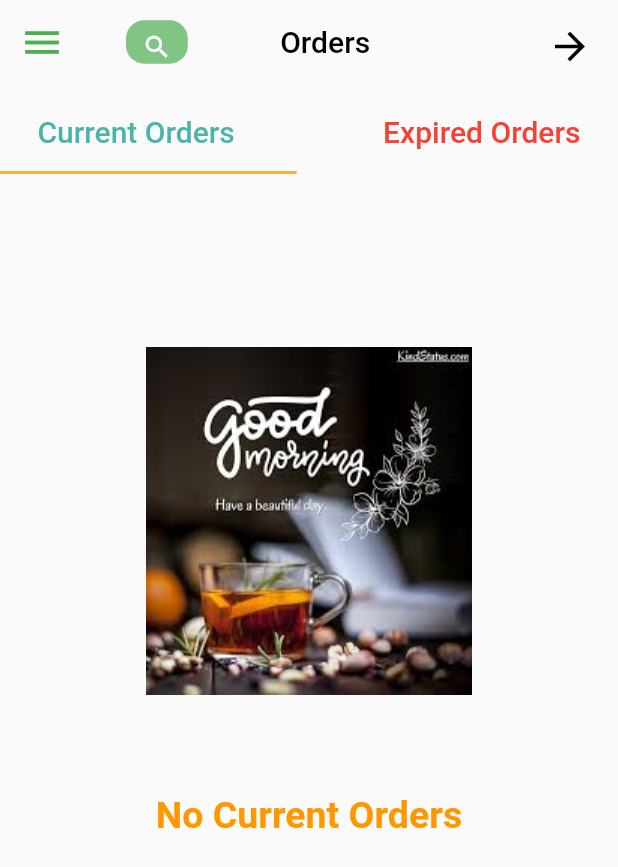
After one commit to Shehab-adel/alhoda_shop, a Flutter app: the OrderScreen screen opened by its route, on a phone screen of 412 x 824 dp. The commit adds this screen. Shown: the top 867 px of the screen. Run offline on Flutter 3.47's test engine with Material 2 defaults, Android fonts, the phone set to English and light mode, and no system bars; our stand-ins replace badges, carousel_slider, font_awesome_flutter, get, smooth_page_indicator.

Commit message:
added order screen(current and expires select,image and text of both)

```diff
--- /dev/null
+++ b/lib/bindings/order_bindings.dart
@@ -0,0 +1,10 @@
+import 'package:alhoda/controller/order_controller.dart';
+import 'package:get/get.dart';
+
+class OrderBinding extends Bindings {
+  @override
+  void dependencies() {
+    // TODO: implement dependencies
+    Get.put(OrderController());
+  }
+}
--- /dev/null
+++ b/lib/controller/order_controller.dart
@@ -0,0 +1,9 @@
+import 'package:get/get.dart';
+
+class OrderController extends GetxController {
+  var isPressedOnCurrentOrder = true.obs;
+
+  void changeIsPressedOnCurrentOrder() {
+    isPressedOnCurrentOrder.value = !isPressedOnCurrentOrder.value;
+  }
+}
--- a/lib/routes/app_routes.dart
+++ b/lib/routes/app_routes.dart
@@ -1,5 +1,7 @@
+import 'package:alhoda/bindings/order_bindings.dart';
 import 'package:alhoda/view/screens/cart_screen.dart';
 import 'package:alhoda/view/screens/drawer_screen.dart';
+import 'package:alhoda/view/screens/orders_screen.dart';
 import 'package:alhoda/view/screens/search_screen.dart';
 import 'package:alhoda/view/screens/similar_item.dart';
 import 'package:get/get.dart';
@@ -13,6 +15,7 @@ class AppRoutes {
   static const drawerScreenRoute = '/drawer';
   static const cartScreenRoute = '/cart';
   static const similarCardItemsScreenRoute = '/similar_card';
+  static const ordersScreenRoute = '/orders';
 
   static final routes = [
     GetPage(
@@ -36,5 +39,9 @@ class AppRoutes {
       name: similarCardItemsScreenRoute,
       page: () => SimilarCardItems(),
     ),
+    GetPage(
+        name: ordersScreenRoute,
+        page: () => OrderScreen(),
+        binding: OrderBinding()),
   ];
 }
--- a/lib/view/screens/cart_screen.dart
+++ b/lib/view/screens/cart_screen.dart
@@ -3,8 +3,6 @@ import 'package:alhoda/view/widgets/cart/empty_cart.dart';
 import 'package:alhoda/view/widgets/main_screen/drawer/drawer_widget.dart';
 import 'package:flutter/material.dart';
 import 'package:get/get.dart';
-
-import '../../routes/app_routes.dart';
 
 class CartScreen extends StatelessWidget {
   CartScreen({Key? key}) : super(key: key);
@@ -20,7 +18,7 @@ class CartScreen extends StatelessWidget {
             appBar: buildAppBar(
                 context: context,
                 onPressedIcon: () {
-                  Get.offNamed(AppRoutes.mainScreenRoute);
+                  Get.back();
                 },
                 title: 'Cart'),
             drawer: Drawer(
--- /dev/null
+++ b/lib/view/screens/orders_screen.dart
@@ -0,0 +1,34 @@
+import 'package:alhoda/view/shared/app_bar.dart';
+import 'package:alhoda/view/widgets/main_screen/drawer/drawer_widget.dart';
+import 'package:alhoda/view/widgets/order_screen/current_and_expired_orders.dart';
+import 'package:alhoda/view/widgets/order_screen/empty_order.dart';
+import 'package:flutter/material.dart';
+import 'package:get/get.dart';
+
+class OrderScreen extends StatelessWidget {
+  const OrderScreen({Key? key}) : super(key: key);
+
+  @override
+  Widget build(BuildContext context) {
+    return SafeArea(
+      child: Scaffold(
+        appBar: buildAppBar(
+            context: context,
+            onPressedIcon: () {
+              Get.back();
+            },
+            title: 'Orders'),
+        drawer: Drawer(
+          backgroundColor: Colors.green,
+          child: DrawerWidget(),
+        ),
+        body: Column(
+          children: [
+            CurrentAndExpiredOrders(),
+            EmptyOrder(),
+          ],
+        ),
+      ),
+    );
+  }
+}
--- a/lib/view/shared/app_bar.dart
+++ b/lib/view/shared/app_bar.dart
@@ -16,7 +16,9 @@ AppBar buildAppBar({
       color: Colors.green,
       size: 30,
     ),
-    leading: Container(
+    title: Row(
+      children: [
+        Container(
           height: MediaQuery.of(context).size.height * .035,
           width: MediaQuery.of(context).size.width * .1,
           alignment: Alignment.center,
@@ -35,9 +37,12 @@ AppBar buildAppBar({
             ),
           ),
         ),
-    title: Text(
+        SizedBox(width: MediaQuery.of(context).size.width * 0.13),
+        Text(
           title,
           style: const TextStyle(color: Colors.black),
+        ),
+      ],
     ),
     actions: [
       Padding(
--- a/lib/view/widgets/main_screen/drawer/drawer_items.dart
+++ b/lib/view/widgets/main_screen/drawer/drawer_items.dart
@@ -16,7 +16,11 @@ class DrawerItems {
       icon: Icons.shopping_cart,
       onTap: () => Get.to(() => CartScreen()));
   static final orders = DrawerItem(
-      title: 'Orders', icon: FontAwesomeIcons.circleDollarToSlot, onTap: () {});
+      title: 'Orders',
+      icon: FontAwesomeIcons.circleDollarToSlot,
+      onTap: () {
+        Get.toNamed(AppRoutes.ordersScreenRoute);
+      });
   static final wallet =
       DrawerItem(title: 'Wallet', icon: Icons.wallet, onTap: () {});
   static final points = DrawerItem(
--- /dev/null
+++ b/lib/view/widgets/order_screen/current_and_expired_orders.dart
@@ -0,0 +1,98 @@
+import 'package:alhoda/controller/order_controller.dart';
+import 'package:flutter/material.dart';
+import 'package:get/get.dart';
+
+class CurrentAndExpiredOrders extends StatelessWidget {
+  CurrentAndExpiredOrders({Key? key}) : super(key: key);
+
+  late Size size;
+  final orderController = Get.find<OrderController>();
+
+  @override
+  Widget build(BuildContext context) {
+    size = MediaQuery.of(context).size;
+
+    return Obx(() => Column(
+          children: [
+            Row(
+              mainAxisAlignment: MainAxisAlignment.spaceBetween,
+              children: [
+                InkWell(
+                  onTap: () {
+                    if (orderController.isPressedOnCurrentOrder.value) {
+                      return;
+                    }
+                    orderController.changeIsPressedOnCurrentOrder();
+                  },
+                  child: Padding(
+                    padding: const EdgeInsets.only(
+                        left: 25.0, top: 20, right: 25, bottom: 15),
+                    child: Text(
+                      'Current Orders',
+                      style: TextStyle(
+                          fontWeight: FontWeight.w500,
+                          fontSize: 20,
+                          color: Colors.teal.withOpacity(0.7)),
+                    ),
+                  ),
+                ),
+                InkWell(
+                  onTap: () {
+                    if (!orderController.isPressedOnCurrentOrder.value) {
+                      return;
+                    }
+                    orderController.changeIsPressedOnCurrentOrder();
+                  },
+                  child: const Padding(
+                    padding: EdgeInsets.only(
+                        left: 25.0, top: 20, right: 25, bottom: 15),
+                    child: Text(
+                      'Expired Orders',
+                      style: TextStyle(
+                          fontWeight: FontWeight.w500,
+                          fontSize: 20,
+                          color: Colors.red),
+                    ),
+                  ),
+                ),
+              ],
+            ),
+            Row(
+              mainAxisAlignment: MainAxisAlignment.spaceBetween,
+              children: [
+                InkWell(
+                  onTap: () {
+                    if (orderController.isPressedOnCurrentOrder.value) {
+                      return;
+                    }
+                    orderController.changeIsPressedOnCurrentOrder();
+                  },
+                  child: orderController.isPressedOnCurrentOrder.value
+                      ? Container(
+                          color: Colors.orangeAccent,
+                          height: 2,
+                          width: size.width * 0.48,
+                        )
+                      : Container(),
+                ),
+                InkWell(
+                  onTap: () {
+                    if (!orderController.isPressedOnCurrentOrder.value) {
+                      return;
+                    }
+                    orderController.changeIsPressedOnCurrentOrder();
+                  },
+                  child: !orderController.isPressedOnCurrentOrder.value
+                      ? Container(
+                          color: Colors.orangeAccent,
+                          height: 2,
+                          width: size.width * 0.48,
+                        )
+                      : Container(),
+                )
+              ],
+            )
+          ],
+        ));
+  }
+}
--- /dev/null
+++ b/lib/view/widgets/order_screen/empty_order.dart
@@ -0,0 +1,38 @@
+import 'package:flutter/material.dart';
+import 'package:get/get.dart';
+
+import '../../../controller/order_controller.dart';
+
+class EmptyOrder extends StatelessWidget {
+  EmptyOrder({Key? key}) : super(key: key);
+
+  late Size size;
+
+  @override
+  Widget build(BuildContext context) {
+    size = MediaQuery.of(context).size;
+    final orderController = Get.find<OrderController>();
+
+    return Obx(() => Column(
+          mainAxisAlignment: MainAxisAlignment.spaceAround,
+          children: [
+            SizedBox(
+              height: size.height * .14,
+            ),
+            Image.asset('assets/images/orders.jpg'),
+            SizedBox(
+              height: size.height * .08,
+            ),
+            Text(
+              orderController.isPressedOnCurrentOrder.value
+                  ? 'No Current Orders'
+                  : 'No Expired Orders',
+              style: const TextStyle(
+                  color: Colors.orange,
+                  fontSize: 25,
+                  fontWeight: FontWeight.bold),
+            )
+          ],
+        ));
+  }
+}
```
Also changed, not shown: assets/images/orders.jpg (added). Lines whose indentation alone changed are shown as unchanged.
